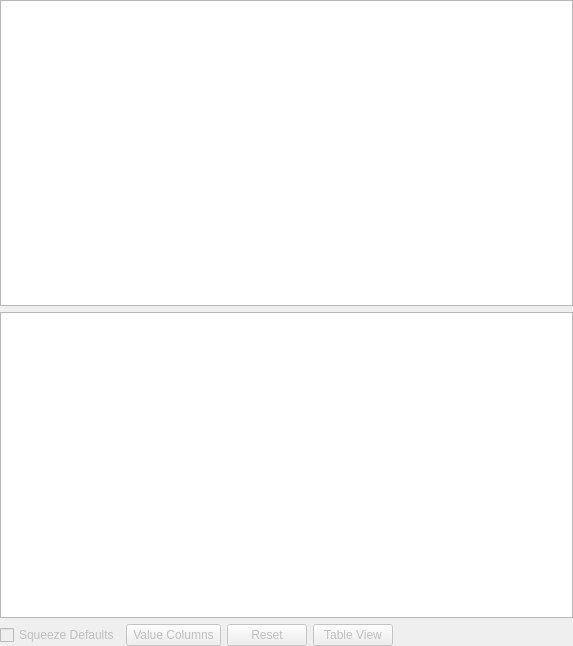
Before: the Qt Designer form src/gdxviewer/gdxsymbolview.ui in GAMS-dev/studio, drawn with Qt 5.
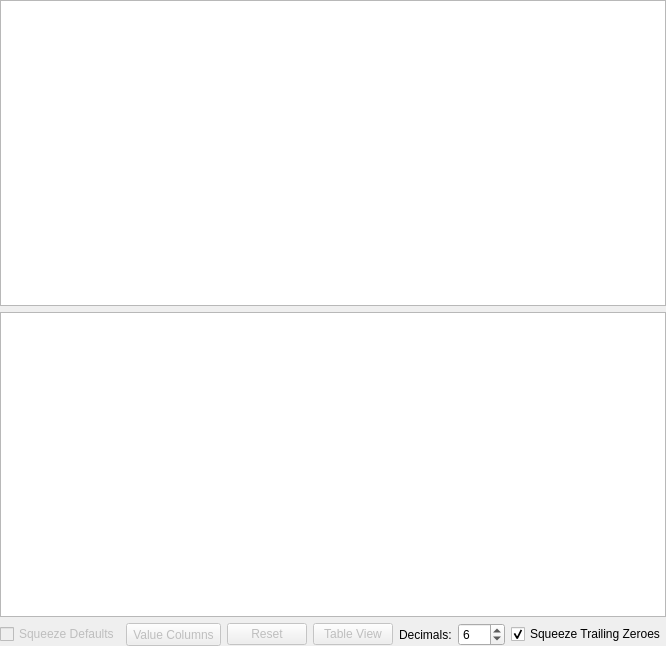
After: the same form once the commit is applied.

Commit message: added feature to adjust the numerical precision in the GDX Viewer

Diff of the .ui file:
```diff
--- a/src/gdxviewer/gdxsymbolview.ui
+++ b/src/gdxviewer/gdxsymbolview.ui
@@ -6,7 +6,7 @@
    <rect>
     <x>0</x>
     <y>0</y>
-    <width>573</width>
+    <width>607</width>
     <height>646</height>
    </rect>
   </property>
@@ -163,6 +163,42 @@
        </property>
       </widget>
      </item>
+     <item>
+      <widget class="QLabel" name="label">
+       <property name="text">
+        <string>Decimals:</string>
+       </property>
+      </widget>
+     </item>
+     <item>
+      <widget class="QSpinBox" name="sbPrecision">
+       <property name="wrapping">
+        <bool>true</bool>
+       </property>
+       <property name="specialValueText">
+        <string>Max</string>
+       </property>
+       <property name="minimum">
+        <number>-1</number>
+       </property>
+       <property name="maximum">
+        <number>6</number>
+       </property>
+       <property name="value">
+        <number>6</number>
+       </property>
+      </widget>
+     </item>
+     <item>
+      <widget class="QCheckBox" name="cbSqueezeZeroes">
+       <property name="text">
+        <string>Squeeze Trailing Zeroes</string>
+       </property>
+       <property name="checked">
+        <bool>true</bool>
+       </property>
+      </widget>
+     </item>
      <item>
       <spacer name="horizontalSpacer">
        <property name="orientation">
```
The commit also changes 4 other files.
